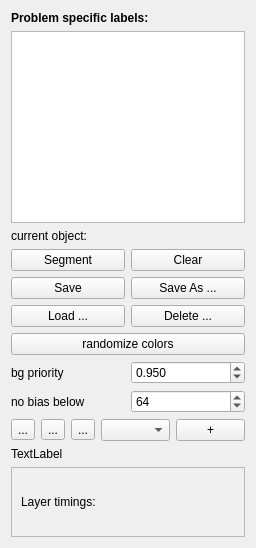
First picture: the form in workflows/carving/carvingDrawer.ui, repository ilastik/ilastik, before the edit.
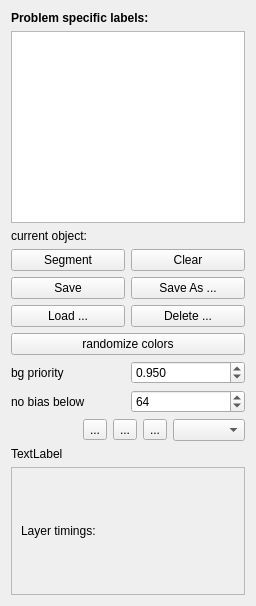
Second picture: the form after the edit. Custom widgets are drawn as their Qt base class.

Commit message:
LabelingGui: allow the ui to not have a add label button
If the .ui file does not provide a "AddLabelButton" button, disable
that code path in labeling gui.

This is needed for carving.

```diff
--- a/workflows/carving/carvingDrawer.ui
+++ b/workflows/carving/carvingDrawer.ui
@@ -7,7 +7,7 @@
     <x>0</x>
     <y>0</y>
     <width>256</width>
-    <height>545</height>
+    <height>606</height>
    </rect>
   </property>
   <property name="sizePolicy">
@@ -172,7 +172,7 @@
     </layout>
    </item>
    <item>
-    <layout class="QHBoxLayout" name="horizontalLayout" stretch="0,0,0,1,0,0,0">
+    <layout class="QHBoxLayout" name="horizontalLayout" stretch="0,0,0,1,0">
      <property name="sizeConstraint">
       <enum>QLayout::SetDefaultConstraint</enum>
      </property>
@@ -216,29 +216,6 @@
      <item>
       <widget class="QComboBox" name="brushSizeComboBox"/>
      </item>
-     <item>
-      <spacer name="horizontalSpacer">
-       <property name="orientation">
-        <enum>Qt::Horizontal</enum>
-       </property>
-       <property name="sizeHint" stdset="0">
-        <size>
-         <width>40</width>
-         <height>20</height>
-        </size>
-       </property>
-      </spacer>
-     </item>
-     <item>
-      <widget class="QPushButton" name="AddLabelButton">
-       <property name="styleSheet">
-        <string notr="true"/>
-       </property>
-       <property name="text">
-        <string>+</string>
-       </property>
-      </widget>
-     </item>
     </layout>
    </item>
    <item>
```
The commit also changes 1 other file.
